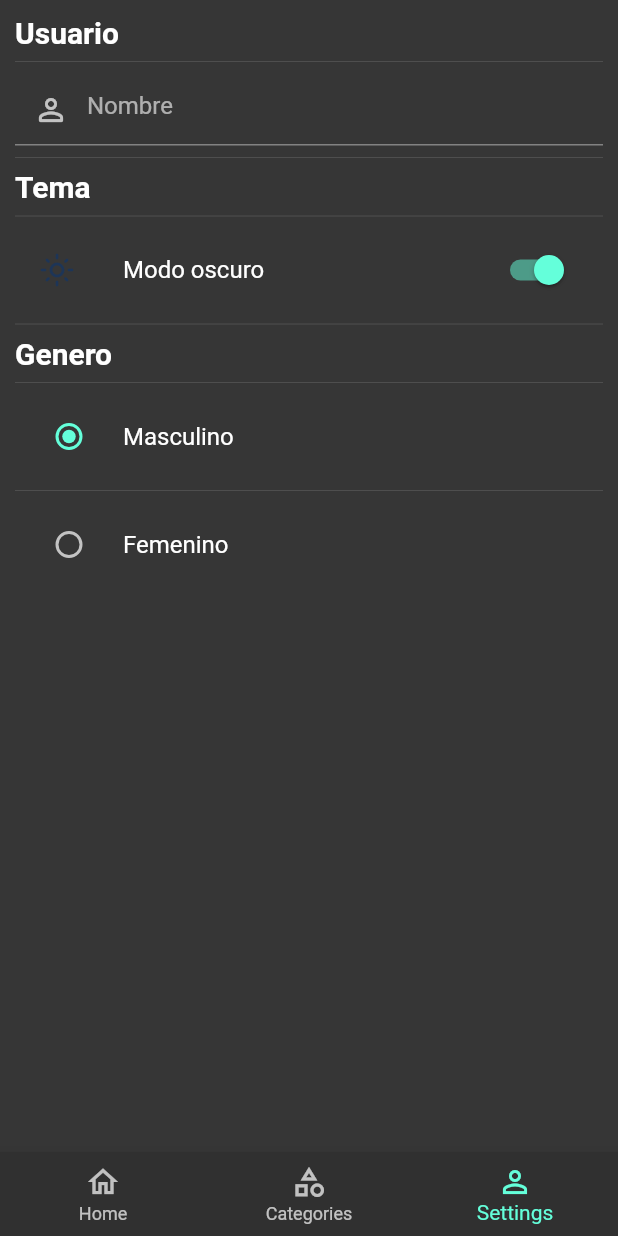
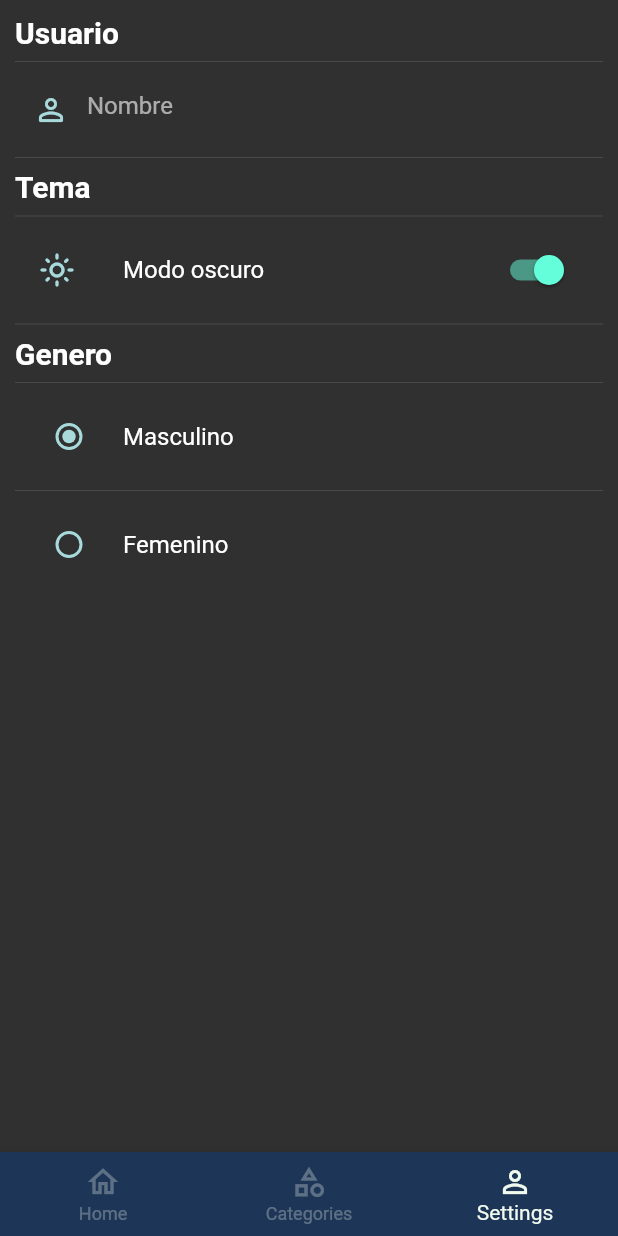
Before and after one commit to SebastianQuis/noticias-app-flutter, a Flutter app: the screen it shows after launch, item 3 of the bottom bar chosen, after a tap on "Modo oscuro", on a phone screen of 412 x 824 dp. Run offline on Flutter 3.47's test engine with Material 2 defaults, Android fonts, the phone set to English and light mode, and no system bars; our stand-ins replace font_awesome_flutter, shared_preferences; network calls fail.

Commit message:
version 1 terminada

```diff
--- a/lib/main.dart
+++ b/lib/main.dart
@@ -14,11 +14,12 @@ void main() async {
       ChangeNotifierProvider(create: (_) =>  ThemeProvider(esModoOscuro: Preferences.esModoOscuro)),
       ChangeNotifierProvider(create: (_) =>  NoticiasService()),
     ],
-    child: MyApp(),
+    child: const MyApp(),
   ));
 }
 
 class MyApp extends StatelessWidget {
+  const MyApp({super.key});
 
   @override
   Widget build(BuildContext context) {
@@ -29,9 +30,9 @@ class MyApp extends StatelessWidget {
       theme: Provider.of<ThemeProvider>(context).themeData,
       routes: {
         'tabs'      : (_) => TabsScreen(),
-        'home'      : (_) => HomeScreen(),
-        'categories': (_) => CategoriesScreen(),
-        'settings': (_) => SettingsScreen(),
+        'home'      : (_) => const HomeScreen(),
+        'categories': (_) => const CategoriesScreen(),
+        'settings'  : (_) => SettingsScreen(),
       },
     );
   }
--- a/lib/models/noticias_models.dart
+++ b/lib/models/noticias_models.dart
@@ -1,6 +1,8 @@
 // To parse this JSON data, do
 //
 //     final noticiasResponse = noticiasResponseFromJson(jsonString);
+
+// ignore_for_file: constant_identifier_names
 
 import 'dart:convert';
 
--- a/lib/preferences/preferences.dart
+++ b/lib/preferences/preferences.dart
@@ -10,7 +10,6 @@ class Preferences {
 
   static Future init() async {
     _prefs = await SharedPreferences.getInstance();
-    // _prefs.clear();
   }
 
   static String get nombre => _prefs.getString('nombre') ?? _nombre;
--- a/lib/providers/navigation_provider.dart
+++ b/lib/providers/navigation_provider.dart
@@ -6,15 +6,15 @@ class NavigationProvider extends ChangeNotifier {
   final PageController _pageController = PageController();
 
   int get paginaActual {
-    return this._paginaActual;
+    return _paginaActual;
   }
 
   set paginaActual(int valor) {
-    this._paginaActual = valor;
-    this._pageController.
+    _paginaActual = valor;
+    _pageController.
       animateToPage(valor, duration: const Duration(milliseconds: 500), curve: Curves.ease);
     notifyListeners();
   }
 
-  PageController get pageController => this._pageController;
+  PageController get pageController => _pageController;
 }
--- a/lib/screens/categories_screen.dart
+++ b/lib/screens/categories_screen.dart
@@ -6,6 +6,7 @@ import 'package:noticias_app/widgets/lista_noticias.dart';
 import 'package:provider/provider.dart';
 
 class CategoriesScreen extends StatelessWidget {
+  const CategoriesScreen({super.key});
 
   @override
   Widget build(BuildContext context) {
@@ -16,7 +17,9 @@ class CategoriesScreen extends StatelessWidget {
           children: [
             _ListaCategorias(),
             Expanded(
-              child: ListaNoticias( noticiasService.obtenerListaEncabezados )
+              child: noticiasService.mapaArticulos.isEmpty
+                ? const Center( child: CircularProgressIndicator.adaptive() )
+                : ListaNoticias( noticiasService.obtenerListaEncabezados )
             )
           ],
         )
@@ -36,19 +39,18 @@ class _ListaCategorias extends StatelessWidget {
     return Container(
       width: double.infinity,
       height: 80,
-      // color: Colors.red,
       child: ListView.builder(
-        physics: BouncingScrollPhysics(), // ios android
+        physics: const BouncingScrollPhysics(),
         itemCount: categorias.length,
         scrollDirection: Axis.horizontal,
         itemBuilder: (BuildContext context, int index) {
           final nombre = categorias[index].name;
           return Padding(
-            padding: EdgeInsets.all(8),
+            padding: const EdgeInsets.all(8),
             child: Column(
               children: [
                 _CategoriaBoton( categorias[index] ),
-                SizedBox(height: 5),
+                const SizedBox(height: 8),
                 ( noticiasService.categoriaSeleccionada == categorias[index].name )
                   ? Text('${nombre[0].toUpperCase()}${nombre.substring(1)}', style: TextStyle(color: AppTheme.rojo),)
                   : Text('${nombre[0].toUpperCase()}${nombre.substring(1)}')
@@ -74,19 +76,18 @@ class _CategoriaBoton extends StatelessWidget {
       onTap: () {
         final noticiaService = Provider.of<NoticiasService>(context, listen: false);
         noticiaService.categoriaSeleccionada = categoria.name; // enviando la categoria selecionada
-        print(noticiaService.categoriaSeleccionada);
       },
       child: Container(
         width: 80,
         height: 40,
-        decoration: BoxDecoration(
+        decoration: const BoxDecoration(
           shape: BoxShape.circle,
           color: AppTheme.primary,
         ),
         child: Icon(
           categoria.icon,
           size: 16,
-          color: ( noticiaService.categoriaSeleccionada == this.categoria.name)
+          color: ( noticiaService.categoriaSeleccionada == categoria.name)
                     ? AppTheme.rojo
                     : AppTheme.blanco
         )
--- a/lib/screens/home_screen.dart
+++ b/lib/screens/home_screen.dart
@@ -4,14 +4,14 @@ import 'package:noticias_app/widgets/lista_noticias.dart';
 import 'package:provider/provider.dart';
 
 class HomeScreen extends StatelessWidget {
-
+  const HomeScreen({super.key});
 
   @override
   Widget build(BuildContext context) {
     final noticiasService = Provider.of<NoticiasService>(context);
 
-    return noticiasService.encabezados.length > 0
+    return noticiasService.encabezados.isNotEmpty
       ? ListaNoticias( noticiasService.encabezados )
-      : Center( child: CircularProgressIndicator.adaptive() );
+      : const Center( child: CircularProgressIndicator.adaptive() );
   }
 }
--- a/lib/screens/settings_screen.dart
+++ b/lib/screens/settings_screen.dart
@@ -25,9 +25,9 @@ class _SettingsScreenState extends State<SettingsScreen> {
               TextFormField(
                 initialValue: Preferences.nombre,
                 autovalidateMode: AutovalidateMode.onUserInteraction,
-                decoration: const InputDecoration(
+                decoration: InputDecoration(
                     hintText: 'Nombre',
-                    prefixIcon: Icon(Icons.person_outline_rounded)),
+                    prefixIcon: Icon(Icons.person_outline_rounded, color: Preferences.esModoOscuro ? AppTheme.celeste : AppTheme.primary)),
                 onChanged: (value) {
                   Preferences.nombre = value;
                   setState(() {});
@@ -47,9 +47,9 @@ class _SettingsScreenState extends State<SettingsScreen> {
                     : themeProvider.setLightMode();
                   setState(() {});
                 },
-                secondary: const Icon(
+                secondary: Icon(
                   Icons.light_mode_outlined,
-                  color: AppTheme.primary,
+                  color: Preferences.esModoOscuro ? AppTheme.celeste : AppTheme.primary
                 ),
               ),
               const Divider(),
@@ -74,13 +74,6 @@ class _SettingsScreenState extends State<SettingsScreen> {
                   setState(() {});
                 },
               ),
-              // Column(
-              //   children: [
-              //     Text('modo oscurso: ${Preferences.esModoOscuro}'),
-              //     Text('nombre: ${Preferences.nombre}'),
-              //     Text('genero: ${Preferences.genero}'),
-              //   ],
-              // )
             ],
           ),
         ),
@@ -96,6 +89,6 @@ class _TitleBody extends StatelessWidget {
   @override
   Widget build(BuildContext context) {
     return Text(titulo,
-        style: TextStyle(fontSize: 20, fontWeight: FontWeight.bold));
+        style: const TextStyle(fontSize: 20, fontWeight: FontWeight.bold));
   }
 }
--- a/lib/screens/tabs_screen.dart
+++ b/lib/screens/tabs_screen.dart
@@ -1,8 +1,6 @@
 import 'package:flutter/material.dart';
-
 import 'package:noticias_app/providers/navigation_provider.dart';
 import 'package:noticias_app/screens/screens.dart';
-
 import 'package:provider/provider.dart';
 
 class TabsScreen extends StatelessWidget {
--- a/lib/services/noticias_service.dart
+++ b/lib/services/noticias_service.dart
@@ -15,30 +15,25 @@ class NoticiasService with ChangeNotifier {
   final _pais    = 'us';
 
   List<Article> encabezados = [];
-  String _categoriaSeleccionada = 'business'; // por defecto
+  String _categoriaSeleccionada = 'business';
 
   List<Categoria> categorias = [
-    Categoria( FontAwesomeIcons.building, 'business'),
+    Categoria( FontAwesomeIcons.briefcase, 'business'),
     Categoria( FontAwesomeIcons.tv, 'entertainment'),
     Categoria( FontAwesomeIcons.addressCard, 'general'),
     Categoria( FontAwesomeIcons.headSideVirus, 'health'),
     Categoria( FontAwesomeIcons.vials, 'science'),
     Categoria( FontAwesomeIcons.futbol, 'sports'),
-    Categoria( FontAwesomeIcons.memory, 'technology'),
+    Categoria( FontAwesomeIcons.laptopCode, 'technology'),
   ];
 
-  // business entertainment general health science sports technology
-
-  Map<String, List<Article>> mapaArticulos = {}; // para guadar las listas de categorias
-
+  Map<String, List<Article>> mapaArticulos = {};
 
   NoticiasService(){
     obtenerEncabezados();
-
     categorias.forEach( (item) {
       mapaArticulos[item.name] = [];
     });
-
     obtenerArticulosPorCategoria(categoriaSeleccionada);
   }
 
@@ -46,7 +41,7 @@ class NoticiasService with ChangeNotifier {
 
   set categoriaSeleccionada( String valor ) {
     _categoriaSeleccionada = valor;
-    obtenerArticulosPorCategoria(valor); // ejecuta cuando cambia a otra categoria
+    obtenerArticulosPorCategoria(valor);
     notifyListeners();
   }
 
@@ -83,5 +78,4 @@ class NoticiasService with ChangeNotifier {
       throw 'Could not launch $uri';
     }
   }
-
 }
--- a/lib/theme/theme.dart
+++ b/lib/theme/theme.dart
@@ -1,7 +1,6 @@
 import 'package:flutter/material.dart';
 
 class AppTheme {
-
   static const Color primary = Color.fromARGB(255, 29, 53, 87);
   static const Color celesteSemiOscuro = Color.fromARGB(255, 69, 123, 157);
   static const Color celeste = Color.fromARGB(255, 168, 218, 220);
@@ -10,6 +9,7 @@ class AppTheme {
 
   static final ThemeData lightTheme = ThemeData.light().copyWith(
     primaryColor: primary,
+
     appBarTheme: const AppBarTheme(
       color: primary,
       elevation: 0
@@ -32,7 +32,7 @@ class AppTheme {
 
     elevatedButtonTheme: ElevatedButtonThemeData(
       style: ElevatedButton.styleFrom(
-        primary: primary,
+        backgroundColor: primary,
         shape: const StadiumBorder(),
         elevation: 0
       ),
@@ -42,34 +42,53 @@ class AppTheme {
       labelStyle: TextStyle( color: Colors.black ),
       prefixIconColor: primary,
       border: InputBorder.none,
-      // focusedBorder: UnderlineInputBorder(borderSide: BorderSide(color: AppTheme.primary))
     ),
 
+    radioTheme: RadioThemeData(
+      fillColor: MaterialStateColor.resolveWith((states) => AppTheme.primary)
+    ),
+  );
 
-  );
 
   static final ThemeData darkTheme = ThemeData.dark().copyWith(
     primaryColor: primary,
+
     appBarTheme: const AppBarTheme(
       color: primary,
       elevation: 0
     ),
 
-    scaffoldBackgroundColor: Colors.black54
+    textButtonTheme: TextButtonThemeData(
+      style: TextButton.styleFrom(foregroundColor: celesteSemiOscuro),
+    ),
+
+    floatingActionButtonTheme: const FloatingActionButtonThemeData(
+      backgroundColor: primary,
+      elevation: 5,
+    ),
+
+    bottomNavigationBarTheme: BottomNavigationBarThemeData(
+      backgroundColor: primary,
+      selectedItemColor: blanco,
+      unselectedItemColor: blanco.withOpacity(0.3)
+    ),
+
+    elevatedButtonTheme: ElevatedButtonThemeData(
+      style: ElevatedButton.styleFrom(
+        backgroundColor: primary,
+        shape: const StadiumBorder(),
+        elevation: 0
+      ),
+    ),
+
+    inputDecorationTheme: const InputDecorationTheme(
+      labelStyle: TextStyle( color: Colors.black ),
+      prefixIconColor: primary,
+      border: InputBorder.none,
+    ),
+
+    radioTheme: RadioThemeData(
+      fillColor: MaterialStateColor.resolveWith((states) => AppTheme.celeste)
+    ),
   );
-
-
-
 }
-
-// final theme = ThemeData.light().copyWith(
-//   accentColor: Color.fromARGB(255, 93, 156, 238),
-//   primaryColor: Color.fromARGB(255, 69, 123, 157), // blanco
-//   // rojo
-//   bottomNavigationBarTheme: BottomNavigationBarThemeData(
-//     backgroundColor: Color.fromARGB(255, 29, 53, 87),
-//     selectedItemColor: Color.fromARGB(255, 241, 250, 238),
-//     unselectedItemColor: Colors.black87
-//   ),
-//   // progressIndicatorTheme: ProgressIndicatorThemeData(color: Color.fromARGB(255, 93, 156, 238),)
-// );
--- a/lib/widgets/lista_noticias.dart
+++ b/lib/widgets/lista_noticias.dart
@@ -1,6 +1,6 @@
 import 'package:flutter/material.dart';
 
-import 'package:noticias_app/models/noticias_models.dart';
+import 'package:noticias_app/models/models.dart';
 import 'package:noticias_app/services/noticias_service.dart';
 import 'package:noticias_app/theme/theme.dart';
 import 'package:provider/provider.dart';
@@ -13,7 +13,6 @@ class ListaNoticias extends StatefulWidget {
   State<ListaNoticias> createState() => _ListaNoticiasState();
 }
 
-// mantiene estado de la app AutomaticKeepAliveClientMixin
 class _ListaNoticiasState extends State<ListaNoticias> with AutomaticKeepAliveClientMixin {
   @override
   Widget build(BuildContext context) {
@@ -37,7 +36,7 @@ class _ListaNoticiasState extends State<ListaNoticias> with AutomaticKeepAliveCl
   }
 
   @override
-  bool get wantKeepAlive => true; // true para mantener estado
+  bool get wantKeepAlive => true;
 }
 
 class _TarjetaBotones extends StatelessWidget {
@@ -52,22 +51,21 @@ class _TarjetaBotones extends StatelessWidget {
     return Container(
       padding: EdgeInsets.symmetric(horizontal: 20),
       child: Row(
-        mainAxisAlignment: MainAxisAlignment.end,
-        crossAxisAlignment: CrossAxisAlignment.center,
+        mainAxisAlignment: MainAxisAlignment.spaceAround,
         children: [
           Container(
             width: 250,
             height: 38,
-            decoration: BoxDecoration(
-              borderRadius: BorderRadius.all(Radius.circular(20)),
-              color: AppTheme.celeste
-            ),
             child: ( encabezados.publishedAt.month < 10)
               ? Row(
-                mainAxisAlignment: MainAxisAlignment.center,
+                mainAxisAlignment: MainAxisAlignment.start,
                 children: [
-                  Icon(Icons.calendar_month_outlined, color: Colors.black,),
-                  Text('${encabezados.publishedAt.day} - 0${encabezados.publishedAt.month} - ${encabezados.publishedAt.year}', maxLines: 1,),
+                  Text('Fecha: ${encabezados.publishedAt.day}/0${encabezados.publishedAt.month}/${encabezados.publishedAt.year}',
+                    maxLines: 1,
+                    style: const TextStyle(
+                      fontWeight: FontWeight.bold, letterSpacing: 0.5,
+                    ),
+                  ),
                 ],
               )
               : Center(child: Text('${encabezados.publishedAt.day} - ${encabezados.publishedAt.month} - ${encabezados.publishedAt.year}', maxLines: 1,)),
@@ -79,7 +77,7 @@ class _TarjetaBotones extends StatelessWidget {
             onPressed: () {
               print('${encabezados.url}');
               noticiaService.enviarSitioWeb(encabezados.url);
-            }, //TODO: enviar a sitio web
+            },
             fillColor: AppTheme.rojo,
             shape: RoundedRectangleBorder( borderRadius: BorderRadius.circular(20)),
             child: Row(
@@ -104,9 +102,9 @@ class _TarjetaBody extends StatelessWidget {
   @override
   Widget build(BuildContext context) {
     return Container(
-      padding: EdgeInsets.symmetric( horizontal: 25, vertical: 5 ),
+      padding: const EdgeInsets.symmetric( horizontal: 25, vertical: 5 ),
       child: encabezados.description != null
-        ? Text( encabezados.description!, style: TextStyle(overflow: TextOverflow.ellipsis), maxLines: 3, )
+        ? Text( encabezados.description!, style: TextStyle(overflow: TextOverflow.ellipsis, letterSpacing: 0.5), maxLines: 3, )
         : Text(''),
     );
   }
@@ -143,8 +141,8 @@ class _TarjetaTitulo extends StatelessWidget {
   @override
   Widget build(BuildContext context) {
     return Container(
-      padding: EdgeInsets.symmetric(horizontal: 25),
-      child: Text('${encabezados.title}', style: TextStyle( fontSize: 16, overflow: TextOverflow.ellipsis), maxLines: 3,),
+      padding: const EdgeInsets.symmetric(horizontal: 25),
+      child: Text( encabezados.title, style: const TextStyle( fontSize: 16, overflow: TextOverflow.ellipsis), maxLines: 3,),
     );
   }
 }
@@ -163,7 +161,7 @@ class _TarjetaTop extends StatelessWidget {
       child: Row(
         children: [
           Text( '${ index + 1 }. ' , style: TextStyle( fontSize: 20, fontWeight: FontWeight.bold)),
-          Text( '${ encabezados.source.name }', style: TextStyle(fontSize: 20, fontWeight: FontWeight.bold),),
+          Text( encabezados.source.name, style: const TextStyle(fontSize: 20, fontWeight: FontWeight.bold),),
         ],
       ),
     );
```
